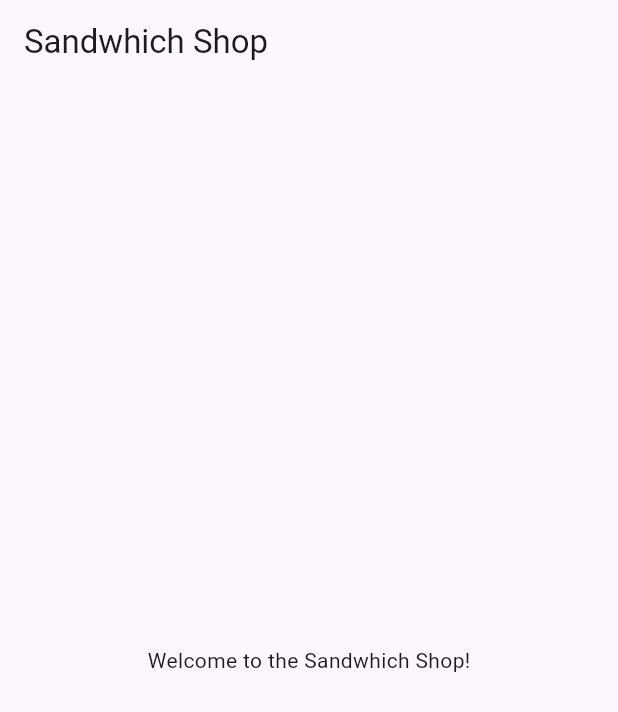
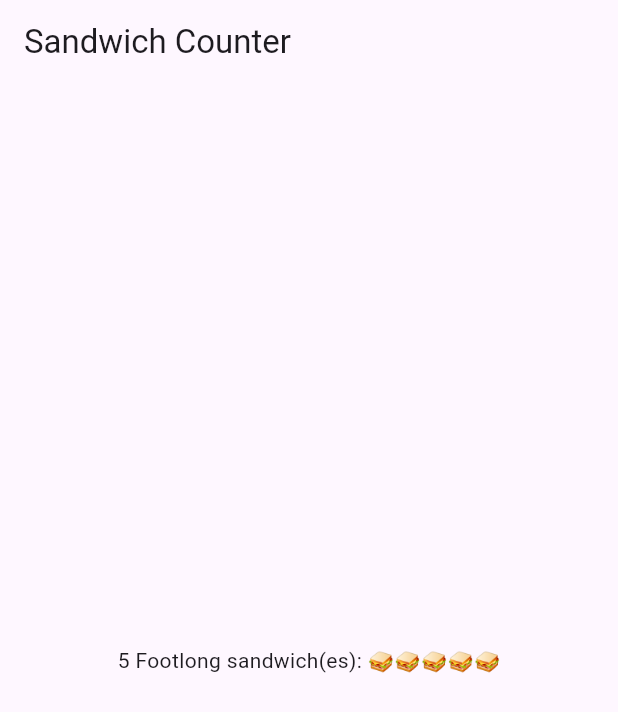
Before and after one commit to alcajuice/Week-1-Worksheet, a Flutter app: the screen it shows after launch, on a phone screen of 412 x 824 dp. Shown: the top 712 px of the screen. Run offline on Flutter 3.47's test engine with Material 3 defaults, Android fonts, the phone set to English and light mode, and no system bars.

Commit message:
Use OrderItemDisplayin App

```diff
--- a/lib/main.dart
+++ b/lib/main.dart
@@ -9,10 +9,10 @@ class App extends StatelessWidget {
   @override
   Widget build(BuildContext context) {
     return MaterialApp(
-      title: 'Sandwhich Shop App',
+      title: 'Sandwich Shop App',
       home: Scaffold(
-        appBar: AppBar(title: const Text('Sandwhich Shop')),
-        body: const Center(child: Text('Welcome to the Sandwhich Shop!')),
+        appBar: AppBar(title: const Text('Sandwich Counter')),
+        body: const Center(child: OrderItemDisplay(5, 'Footlong')),
       ),
     );
   }
@@ -26,7 +26,7 @@ class OrderItemDisplay extends StatelessWidget {
 
   @override
   Widget build(BuildContext context) {
-    return Text('This is a placeholder for OrderItemDisplay');
+    return Text('$quantity $itemType sandwich(es): ${'🥪' * quantity}');
   }
 }
 
```
